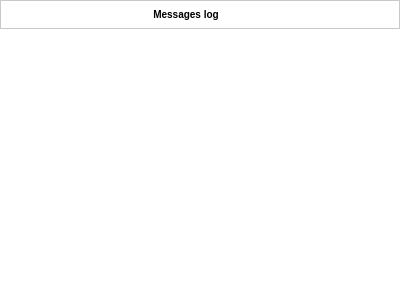
Before: the Qt Designer form plugins/perspective/GraphPerspective/designer/GraphPerspectiveLogger.ui in Tulip-Dev/tulip, drawn with Qt 5.
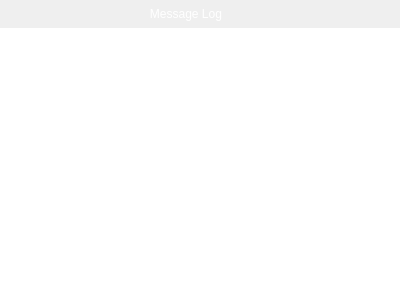
After: the same form once the commit is applied. Icons and pictures are not drawn.

Commit message: Fix English Improve GraphPerspectiveLogger look&feel. It is now consistent with the rest of the software

The edit to the form file:
```diff
--- a/plugins/perspective/GraphPerspective/designer/GraphPerspectiveLogger.ui
+++ b/plugins/perspective/GraphPerspective/designer/GraphPerspectiveLogger.ui
@@ -11,10 +11,39 @@
    </rect>
   </property>
   <property name="styleSheet">
-   <string notr="true">#GraphPerspectiveLogger {
-background-color: white;
-border: 1px solid #C9C9C9;
-}</string>
+   <string notr="true">QLabel, QPushButton, .QWidget {
+border-image:none;
+background-color: qlineargradient(x1: 0, y1: 0, x2: 0.0, y2: 1.0,
+stop: 0 #939393,
+stop: 0.4 #808080,
+stop: 0.401 #737373,
+stop: 1 #5a5a5a);
+border: 0px;
+color: white;
+}
+
+QPushButton:hover {
+border-image:none;
+background-color: qlineargradient(x1: 0, y1: 0, x2: 0.0, y2: 1.0,
+stop: 0 #8F8F8F,
+stop: 0.4 #7C7C7C,
+stop: 0.401 #6F6F6F,
+stop: 1 #565656);
+border: 0px;
+color: white;
+}
+
+QPushButton:pressed {
+border-image:none;
+background-color: qlineargradient(x1: 0, y1: 0, x2: 0.0, y2: 1.0,
+stop: 0 #777777,
+stop: 0.4 #646464,
+stop: 0.401 #575757,
+stop: 1 #3e3e3e);
+border: 0px;
+color: white;
+}
+</string>
   </property>
   <layout class="QVBoxLayout" name="verticalLayout">
    <property name="spacing">
@@ -25,6 +54,9 @@
    </property>
    <item>
     <layout class="QHBoxLayout" name="horizontalLayout">
+     <property name="spacing">
+      <number>0</number>
+     </property>
      <item>
       <widget class="QLabel" name="label">
        <property name="sizePolicy">
@@ -33,12 +65,8 @@
          <verstretch>0</verstretch>
         </sizepolicy>
        </property>
-       <property name="styleSheet">
-        <string notr="true">font: bold 10px;
-color: black;</string>
-       </property>
        <property name="text">
-        <string>Messages log</string>
+        <string>Message Log</string>
        </property>
        <property name="alignment">
         <set>Qt::AlignCenter</set>
@@ -47,6 +75,12 @@
      </item>
      <item>
       <widget class="QPushButton" name="clearButton">
+       <property name="sizePolicy">
+        <sizepolicy hsizetype="Expanding" vsizetype="Preferred">
+         <horstretch>0</horstretch>
+         <verstretch>0</verstretch>
+        </sizepolicy>
+       </property>
        <property name="minimumSize">
         <size>
          <width>28</width>
@@ -59,9 +93,17 @@
          <height>28</height>
         </size>
        </property>
-       <property name="icon">
-        <iconset resource="../resources/GraphPerspective.qrc">
-         <normaloff>:/tulip/graphperspective/icons/16/edit-clear.png</normaloff>:/tulip/graphperspective/icons/16/edit-clear.png</iconset>
+       <property name="toolTip">
+        <string>Clear and close message log</string>
+       </property>
+       <property name="styleSheet">
+        <string notr="true">QPushButton {
+border-image: url(:/tulip/graphperspective/icons/16/edit-clear.png);
+border: none;
+margin: 0px;
+padding: 0px;
+
+}</string>
        </property>
        <property name="flat">
         <bool>true</bool>
@@ -72,13 +114,6 @@
    </item>
    <item>
     <widget class="QFrame" name="frame">
-     <property name="styleSheet">
-      <string notr="true">#frame {
-background-color: white;
-border: 0px;
-border-top: 1px solid #C9C9C9;
-}</string>
-     </property>
      <layout class="QVBoxLayout" name="verticalLayout_2">
       <property name="margin">
        <number>0</number>
```
Left out of the diff: 26 changed lines with no effect on the pictures. The commit also changes 2 other files.
